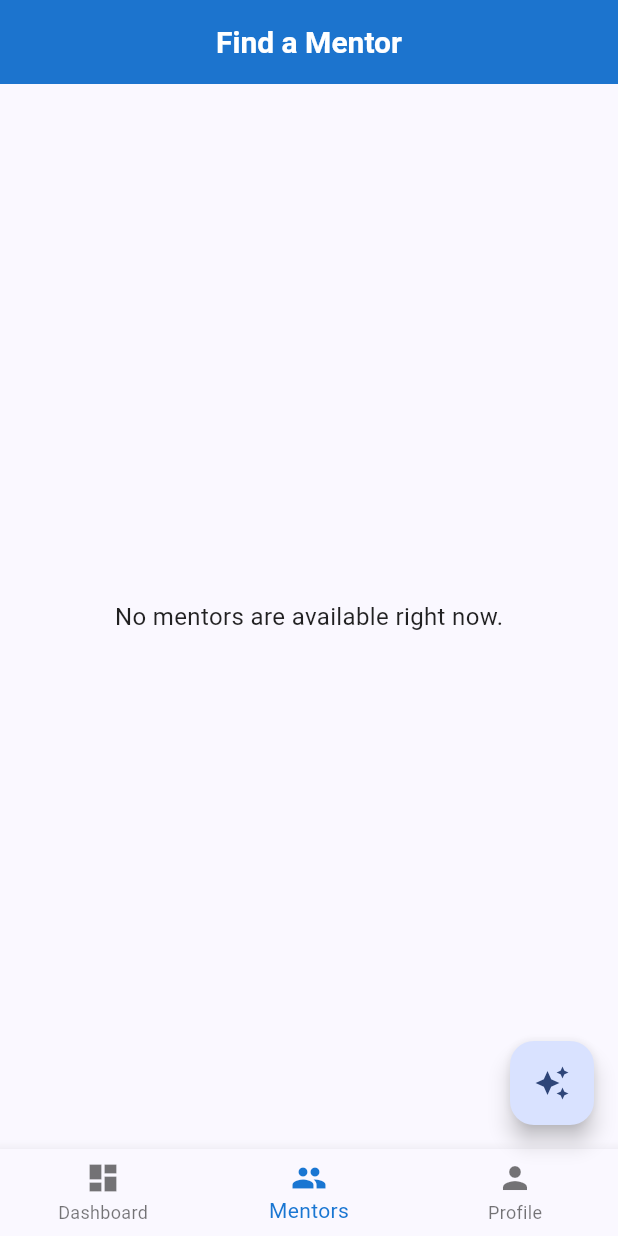
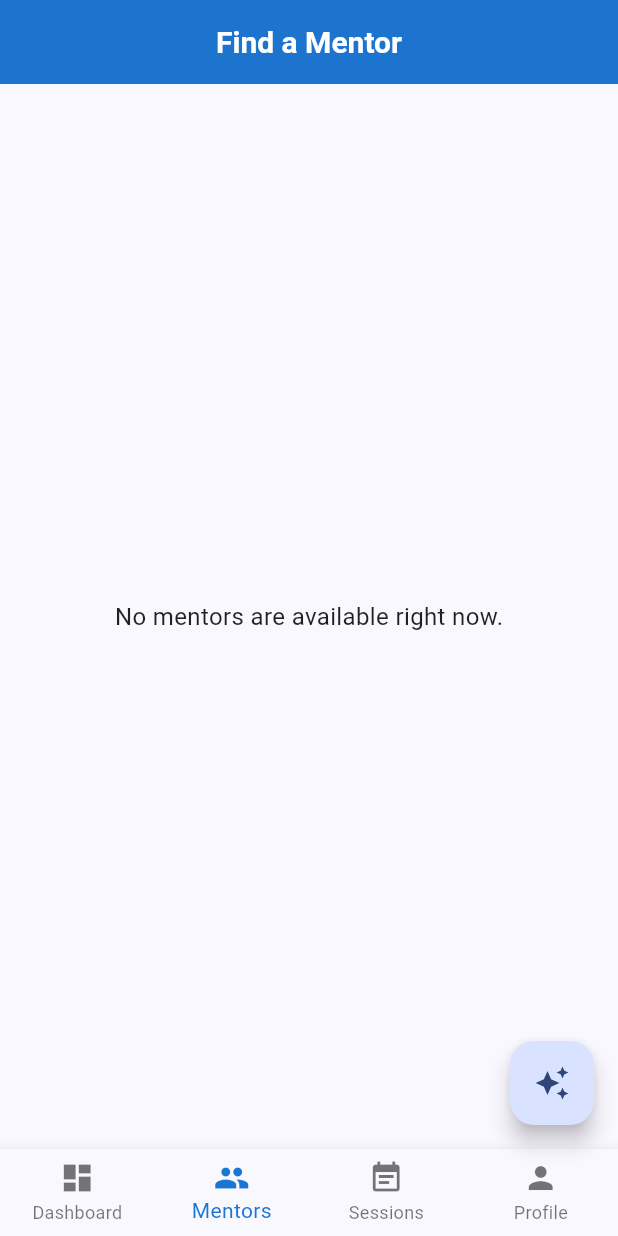
Before and after one commit to AbdullahRFA/campus_guardian, a Flutter app: the screen it shows once a user with an empty profile is signed in, after a tap on "Find a Mentor", on a phone screen of 412 x 824 dp. Run offline on Flutter 3.47's test engine with Material 3 defaults, Android fonts, the phone set to English and light mode, and no system bars; our stand-ins replace cloud_firestore, firebase_auth, firebase_core, flutter_dotenv, go_router, image_picker and 1 more; missing offline and left inert: gpt_markdown; accounts and stored records are empty.

Commit message:
Add the New Screen to Your Navigation:
add a "Sessions" tab to the bottom navigation bar.

Signed-off-by: AbdullahRFA <shakibrybmn@gmail.com>

```diff
--- a/lib/core/app_routes.dart
+++ b/lib/core/app_routes.dart
@@ -13,8 +13,8 @@ import '../features/mentorship/models/mentor.dart';
 import '../features/mentorship/screens/mentor_detail_screen.dart';
 import '../features/profile/screens/edit_mentor_profile_screen.dart';
 import '../features/mentorship/screens/session_booking_screen.dart';
+import '../features/mentorship/screens/my_sessions_screen.dart'; // NEW: Import the new screen
 
-// MainShell class remains the same
 class MainShell extends StatelessWidget {
   final Widget child;
   const MainShell({super.key, required this.child});
@@ -32,9 +32,12 @@ class MainShell extends StatelessWidget {
       bottomNavigationBar: BottomNavigationBar(
         currentIndex: selectedIndex,
         onTap: (index) => _onItemTapped(index, context),
+        type: BottomNavigationBarType.fixed, // Ensures labels are always visible with 4+ items
         items: const [
           BottomNavigationBarItem(icon: Icon(Icons.dashboard), label: 'Dashboard'),
           BottomNavigationBarItem(icon: Icon(Icons.people), label: 'Mentors'),
+          // NEW: Added the "Sessions" tab
+          BottomNavigationBarItem(icon: Icon(Icons.event_note), label: 'Sessions'),
           BottomNavigationBarItem(icon: Icon(Icons.person), label: 'Profile'),
         ],
       ),
@@ -46,10 +49,15 @@ class MainShell extends StatelessWidget {
     if (location.startsWith('/app/mentors')) {
       return 1;
     }
-    if (location.startsWith('/app/profile')) {
+    // NEW: Handle the index for the sessions tab
+    if (location.startsWith('/app/sessions')) {
       return 2;
     }
-    return 0;
+    // UPDATED: Profile is now at index 3
+    if (location.startsWith('/app/profile')) {
+      return 3;
+    }
+    return 0; // Default to Dashboard
   }
 
   void _onItemTapped(int index, BuildContext context) {
@@ -60,7 +68,12 @@ class MainShell extends StatelessWidget {
       case 1:
         context.go('/app/mentors');
         break;
+    // NEW: Handle navigation to the sessions screen
       case 2:
+        context.go('/app/sessions');
+        break;
+    // UPDATED: Profile navigation is now case 3
+      case 3:
         context.go('/app/profile');
         break;
     }
@@ -117,12 +130,10 @@ class AppRoutes {
                   );
                 },
                 routes: [
-                  // --- THIS IS THE CORRECTED ROUTE ---
                   GoRoute(
                     path: 'book',
                     builder: (context, state) {
                       final mentorId = state.pathParameters['mentorId']!;
-                      // Use a FutureBuilder to fetch the mentor data
                       return FutureBuilder<DocumentSnapshot>(
                         future: FirebaseFirestore.instance.collection('users').doc(mentorId).get(),
                         builder: (context, snapshot) {
@@ -133,7 +144,6 @@ class AppRoutes {
                             return const Scaffold(body: Center(child: Text('Mentor not found.')));
                           }
                           final mentor = Mentor.fromFirestore(snapshot.data!);
-                          // Pass the fetched mentor object to the booking screen
                           return SessionBookingScreen(mentor: mentor);
                         },
                       );
@@ -142,6 +152,11 @@ class AppRoutes {
                 ],
               ),
             ],
+          ),
+          // NEW: Added the route for the "My Sessions" screen
+          GoRoute(
+            path: '/app/sessions',
+            builder: (context, state) => const MySessionsScreen(),
           ),
           GoRoute(
             path: '/app/profile',
```
